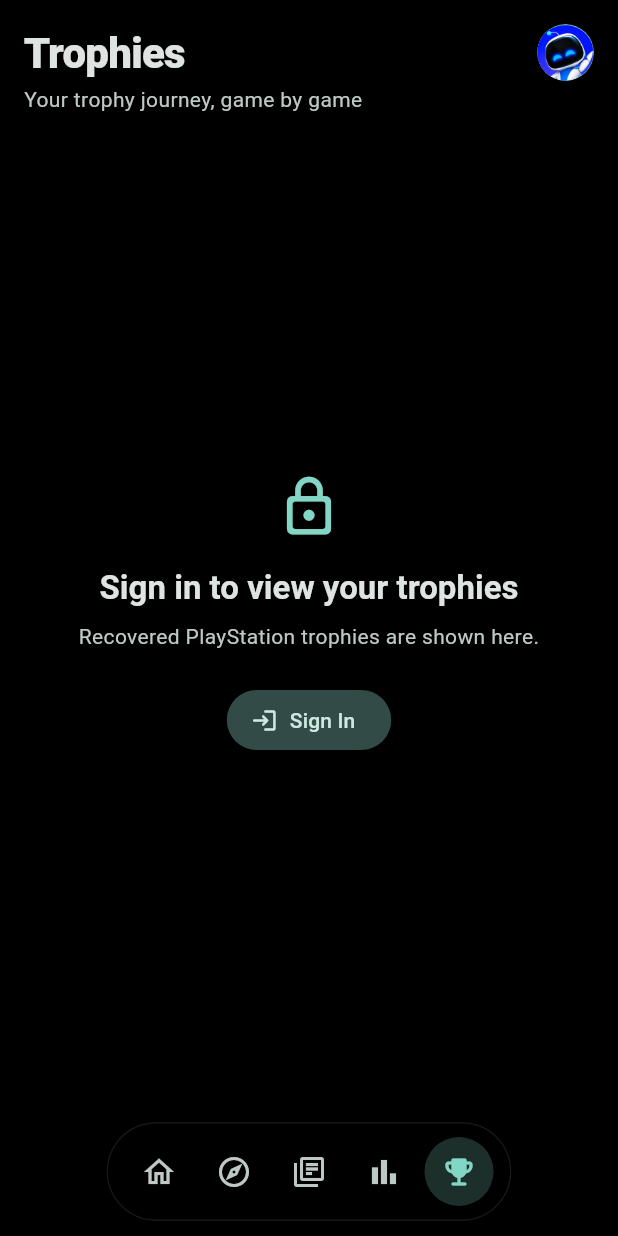
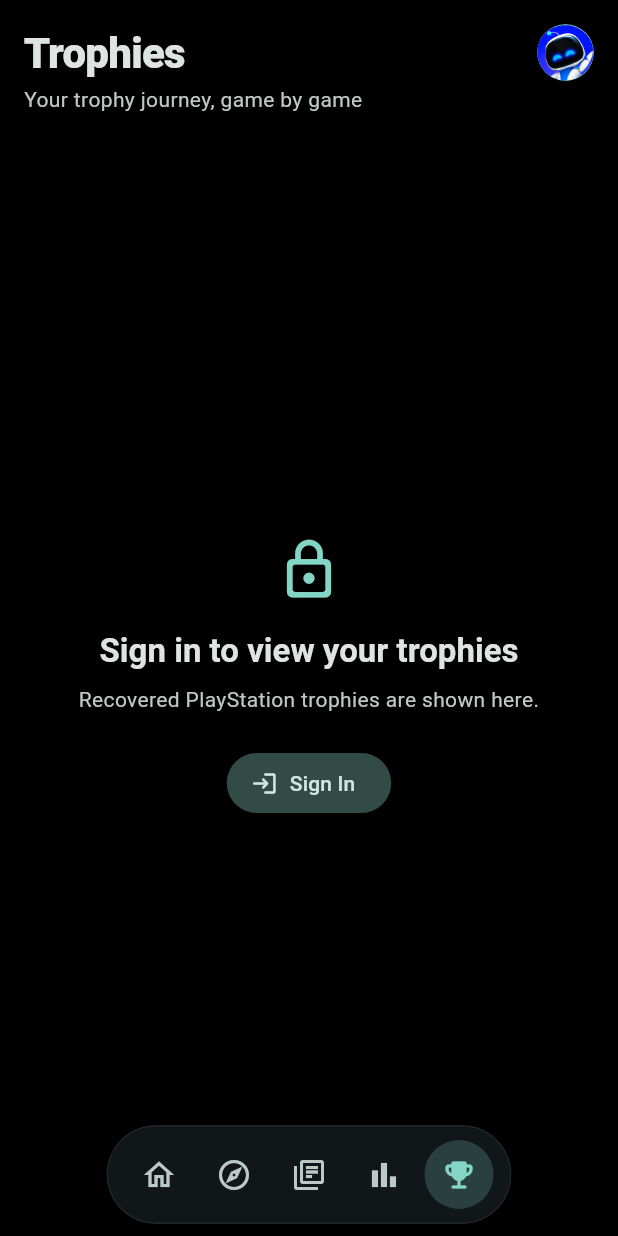
Before and after one commit to Yash8077/SaveState, a Flutter app: the screen it shows after launch, item 5 of the bottom bar chosen, on a phone screen of 412 x 824 dp. Run offline on Flutter 3.47's test engine with Material 3 defaults, Android fonts, the phone set to English and light mode, and no system bars; drawn by our look-alikes of dynamic_color; our stand-ins replace cached_network_image, file_picker, flutter_secure_storage, go_router, share_plus, shared_preferences; missing offline and left inert: expressive_refresh, flutter_web_auth_2, material3_expressive_loading_indicator; accounts and stored records are empty; network calls fail; project files that could hold a hidden picture were left out.

Commit message:
Float the nav pill over content instead of sitting on a bar
The shell was insetting the page, which left a solid strip behind
the nav. Pages now fill the screen, the pill hug-wraps the icons,
and lists keep extra scroll room so the last row can clear it.

```diff
--- a/flutter_client/lib/ui/screens/discover_screen.dart
+++ b/flutter_client/lib/ui/screens/discover_screen.dart
@@ -14,6 +14,7 @@
 import '../widgets/game_rail.dart';
 import '../widgets/hero_carousel.dart';
 import '../widgets/m3_progress.dart';
+import '../widgets/pill_nav.dart';
 
 class DiscoverScreen extends StatefulWidget {
   final String? q;
@@ -332,7 +333,7 @@
       physics: const AlwaysScrollableScrollPhysics(
         parent: BouncingScrollPhysics(),
       ),
-      padding: const EdgeInsets.only(bottom: 32),
+      padding: EdgeInsets.only(bottom: 32 + floatingPillClearance(context)),
       children: children,
     );
   }
--- a/flutter_client/lib/ui/screens/home_screen.dart
+++ b/flutter_client/lib/ui/screens/home_screen.dart
@@ -11,6 +11,7 @@
 import '../widgets/floating_scroll_header.dart';
 import '../widgets/game_rail.dart';
 import '../widgets/home_greeting.dart';
+import '../widgets/pill_nav.dart';
 
 class HomeScreen extends StatefulWidget {
   const HomeScreen({super.key});
@@ -159,7 +160,7 @@
         physics: const AlwaysScrollableScrollPhysics(
           parent: BouncingScrollPhysics(),
         ),
-          padding: const EdgeInsets.only(bottom: 32),
+          padding: EdgeInsets.only(bottom: 32 + floatingPillClearance(context)),
           children: _layoutChildren(),
         ),
       ),
--- a/flutter_client/lib/ui/screens/library_screen.dart
+++ b/flutter_client/lib/ui/screens/library_screen.dart
@@ -13,6 +13,7 @@
 import '../widgets/floating_scroll_header.dart';
 import '../widgets/game_card.dart';
 import '../widgets/m3_progress.dart';
+import '../widgets/pill_nav.dart';
 
 class LibraryScreen extends StatefulWidget {
   const LibraryScreen({super.key});
@@ -526,7 +527,7 @@
       child: filtered.isEmpty
           ? ListView(
               physics: const AlwaysScrollableScrollPhysics(),
-              padding: const EdgeInsets.only(bottom: 24),
+              padding: EdgeInsets.only(bottom: 24 + floatingPillClearance(context)),
               children: [
                 SizedBox(
                   height: MediaQuery.sizeOf(context).height * 0.55,
@@ -681,7 +682,7 @@
             math.max(2, (constraints.maxWidth / 148).floor()).clamp(2, 8);
         return GridView.builder(
           physics: const AlwaysScrollableScrollPhysics(),
-          padding: const EdgeInsets.fromLTRB(16, 4, 16, 24),
+          padding: EdgeInsets.fromLTRB(16, 4, 16, 24 + floatingPillClearance(context)),
           gridDelegate: SliverGridDelegateWithFixedCrossAxisCount(
             crossAxisCount: columns,
             childAspectRatio: 0.58,
--- a/flutter_client/lib/ui/screens/stats_screen.dart
+++ b/flutter_client/lib/ui/screens/stats_screen.dart
@@ -12,6 +12,7 @@
 import '../widgets/account_sheet.dart';
 import '../widgets/floating_scroll_header.dart';
 import '../widgets/m3_progress.dart';
+import '../widgets/pill_nav.dart';
 
 class StatsScreen extends StatefulWidget {
   const StatsScreen({super.key});
@@ -321,7 +322,7 @@
 
           return ListView(
             physics: const AlwaysScrollableScrollPhysics(),
-            padding: const EdgeInsets.fromLTRB(16, 8, 16, 32),
+            padding: EdgeInsets.fromLTRB(16, 8, 16, 32 + floatingPillClearance(context)),
             children: [
               _buildHero(theme, scheme, wide),
               const SizedBox(height: 16),
--- a/flutter_client/lib/ui/screens/trophies_screen.dart
+++ b/flutter_client/lib/ui/screens/trophies_screen.dart
@@ -11,6 +11,7 @@
 import '../widgets/account_sheet.dart';
 import '../widgets/floating_scroll_header.dart';
 import '../widgets/m3_progress.dart';
+import '../widgets/pill_nav.dart';
 import '../widgets/trophy_tier.dart';
 
 class TrophiesScreen extends StatefulWidget {
@@ -184,7 +185,7 @@
       onRefresh: _fetch,
       child: ListView(
         physics: const AlwaysScrollableScrollPhysics(),
-        padding: const EdgeInsets.fromLTRB(16, 8, 16, 32),
+        padding: EdgeInsets.fromLTRB(16, 8, 16, 32 + floatingPillClearance(context)),
         children: [
           _buildSummary(theme, scheme),
           const SizedBox(height: 16),
--- a/flutter_client/lib/ui/widgets/app_shell.dart
+++ b/flutter_client/lib/ui/widgets/app_shell.dart
@@ -84,16 +84,14 @@
         context.go('/');
       },
       child: Scaffold(
+        extendBody: true,
         body: Stack(
           children: [
-            // Each shell page owns its own top SafeArea. Do not add another
-            // top SafeArea here, otherwise every page header is shifted down.
+            // Pages fill the screen so covers draw behind the floating pill.
+            // Do not inset the stack — that left a solid bar under the nav.
             Positioned.fill(
               child: Padding(
-                padding: EdgeInsets.only(
-                  left: wide ? 84 : 0,
-                  bottom: wide ? 0 : 84 + systemPadding.bottom,
-                ),
+                padding: EdgeInsets.only(left: wide ? 84 : 0),
                 child: AnimatedSwitcher(
                   duration: const Duration(milliseconds: 280),
                   switchInCurve: Curves.easeOutCubic,
@@ -121,15 +119,18 @@
             ),
 
             Positioned(
-              left: wide ? 12 : 0,
+              left: 0,
               right: wide ? null : 0,
               top: wide ? 0 : null,
-              bottom: wide ? 0 : 10 + systemPadding.bottom,
+              bottom: wide ? 0 : 8 + systemPadding.bottom,
               child: wide
-                  ? Center(child: pill)
+                  ? Padding(
+                      padding: const EdgeInsets.only(left: 12),
+                      child: Center(child: pill),
+                    )
                   : Align(
                       alignment: Alignment.bottomCenter,
-                      child: pill,
+                      child: UnconstrainedBox(child: pill),
                     ),
             ),
           ],
--- a/flutter_client/lib/ui/widgets/pill_nav.dart
+++ b/flutter_client/lib/ui/widgets/pill_nav.dart
@@ -1,5 +1,11 @@
 import 'dart:ui';
 import 'package:flutter/material.dart';
+
+/// Extra scroll space so the last row can clear the floating pill.
+double floatingPillClearance(BuildContext context) {
+  if (MediaQuery.sizeOf(context).width >= 720) return 0;
+  return 88;
+}
 
 class PillDestination {
   final IconData icon;
@@ -32,13 +38,15 @@
   Widget build(BuildContext context) {
     final cs = Theme.of(context).colorScheme;
     final vertical = axis == Axis.vertical;
-    return ClipRRect(
+    return Material(
+      color: Colors.transparent,
+      child: ClipRRect(
         borderRadius: BorderRadius.circular(40),
         child: BackdropFilter(
           filter: ImageFilter.blur(sigmaX: 28, sigmaY: 28),
           child: DecoratedBox(
             decoration: BoxDecoration(
-            color: cs.surface.withOpacity(0.78),
+              color: cs.surfaceContainerHigh.withOpacity(0.82),
               borderRadius: BorderRadius.circular(40),
               border: Border.all(color: cs.outlineVariant.withOpacity(0.35)),
               boxShadow: [
@@ -88,6 +96,7 @@
             ),
           ),
         ),
+      ),
     );
   }
 }
```
Also changed, not shown: 1 other file. Lines whose indentation alone changed are shown as unchanged.
